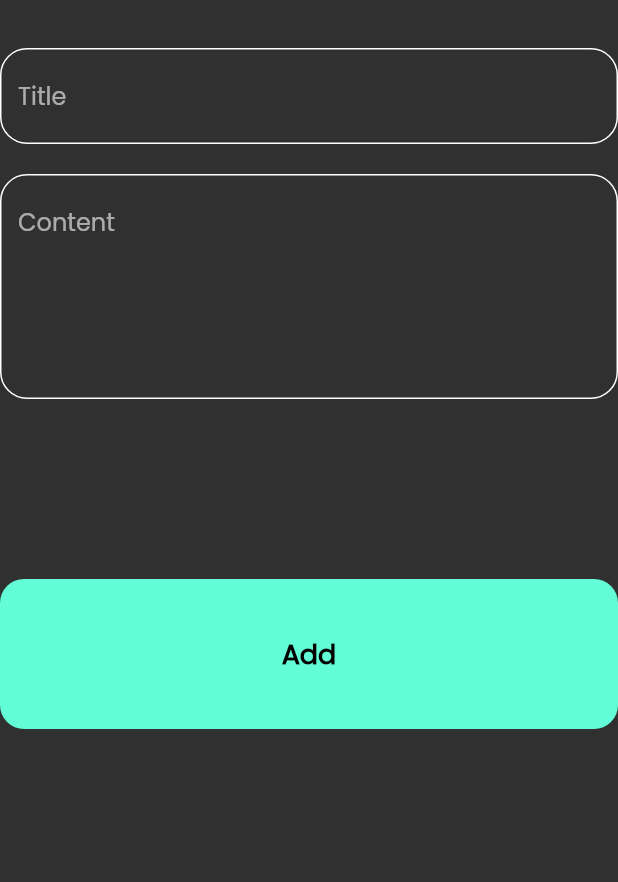
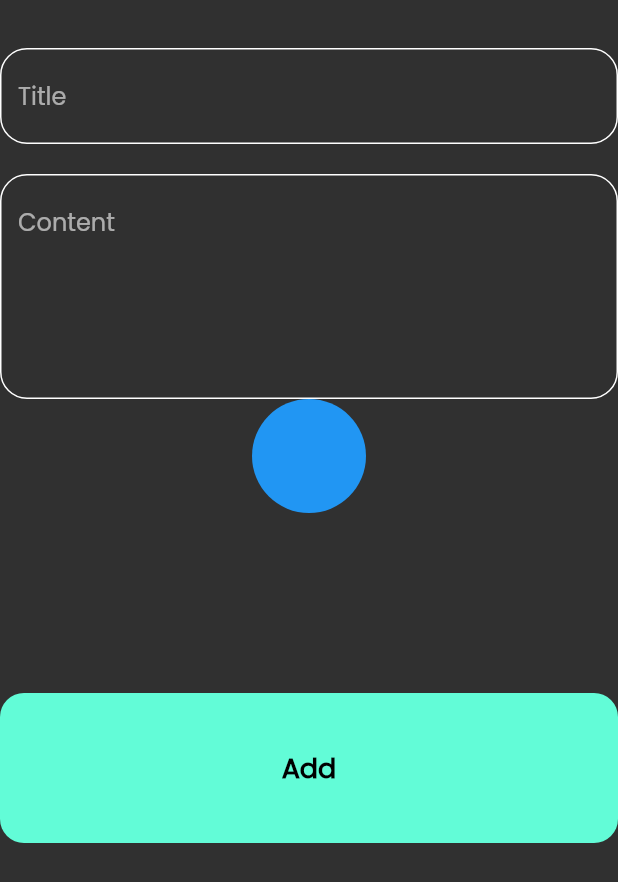
Before and after one commit to reham1414/notes_app, a Flutter app: the NoteForm widget shown alone on an empty page, opened directly, on a phone screen of 412 x 824 dp. Shown: the top 882 px of the screen. Run offline on Flutter 3.47's test engine with Material 2 defaults, Android fonts, the phone set to English and light mode, and no system bars; our stand-ins replace bloc, flutter_bloc, hive, hive_flutter; accounts and stored records are empty.

Commit message:
create colors listview part one

```diff
--- /dev/null
+++ b/lib/views/widget/colors_listview.dart
@@ -0,0 +1,28 @@
+import 'package:flutter/material.dart';
+
+class ColorItem extends StatelessWidget {
+  const ColorItem({super.key});
+
+  @override
+  Widget build(BuildContext context) {
+    return const CircleAvatar(
+      radius: 38,
+      backgroundColor: Colors.blue,
+    );
+  }
+}
+class ColorsListView extends StatelessWidget {
+  const ColorsListView({super.key});
+
+  @override
+  Widget build(BuildContext context) {
+    return SizedBox(
+      height: 38 * 2,
+      child: ListView.builder(
+          itemCount: 10,
+          itemBuilder: (context , index){
+            return const ColorItem();
+          }),
+    );
+  }
+}
--- a/lib/views/widget/note_form.dart
+++ b/lib/views/widget/note_form.dart
@@ -2,6 +2,7 @@ import 'package:flutter/material.dart';
 import 'package:flutter_bloc/flutter_bloc.dart';
 import 'package:notes_app/cubit/add_note_cubit/add_note_cubit.dart';
 import 'package:notes_app/models/note_model.dart';
+import 'package:notes_app/views/widget/colors_listview.dart';
 import 'package:notes_app/views/widget/custom_button.dart';
 import 'package:notes_app/views/widget/custom_text_field.dart';
 import 'package:intl/intl.dart';
@@ -37,6 +38,7 @@ class _NoteFormState extends State<NoteForm> {
             hintText: 'Content',
             maxLines: 5,
           ),
+          const ColorsListView(),
           const SizedBox(height: 120,),
           BlocBuilder<AddNoteCubit, AddNoteState>(
             builder: (context, state) {
```
